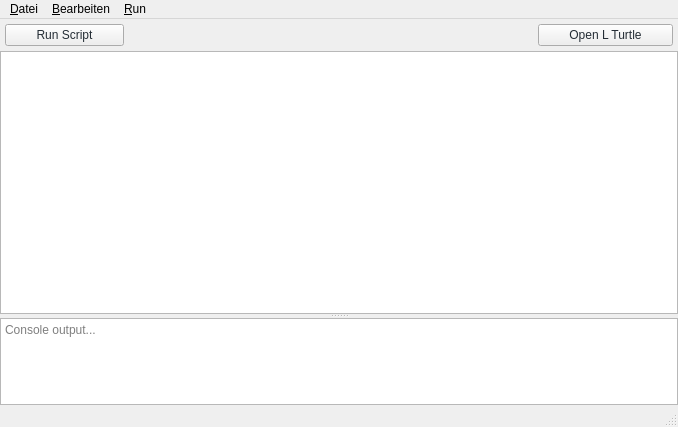
Qt form src/qturtle_app/ui/Ui_MainWindow.ui (SManAT/QTurtle) before a commit.
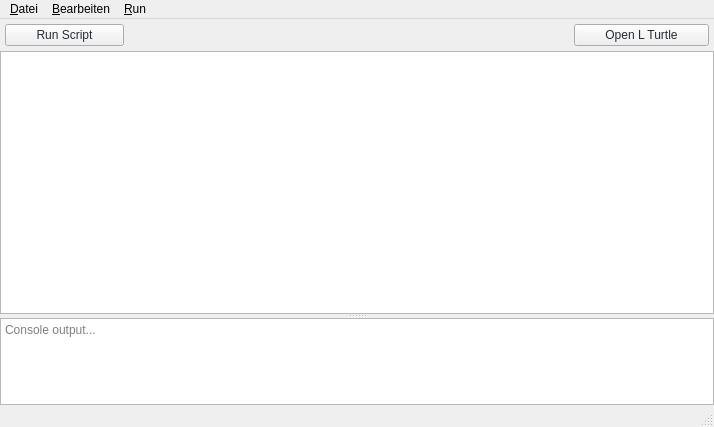
The same form after that commit. Custom widgets are drawn as their Qt base class.

The edit to the form file:
```diff
--- a/src/qturtle_app/ui/Ui_MainWindow.ui
+++ b/src/qturtle_app/ui/Ui_MainWindow.ui
@@ -6,7 +6,7 @@
    <rect>
     <x>0</x>
     <y>0</y>
-    <width>678</width>
+    <width>714</width>
     <height>427</height>
    </rect>
   </property>
@@ -137,7 +137,7 @@
     <rect>
      <x>0</x>
      <y>0</y>
-     <width>678</width>
+     <width>714</width>
      <height>33</height>
     </rect>
    </property>
```
